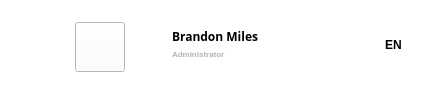
kleroop/TechCourse_2022_12, file client/screens/user_profile/user_profile.ui: the form before one commit.
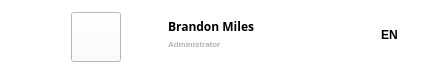
The form after the commit. Icons and pictures are not drawn.

```diff
--- a/client/screens/user_profile/user_profile.ui
+++ b/client/screens/user_profile/user_profile.ui
@@ -6,8 +6,8 @@
    <rect>
     <x>0</x>
     <y>0</y>
-    <width>443</width>
-    <height>90</height>
+    <width>438</width>
+    <height>70</height>
    </rect>
   </property>
   <property name="sizePolicy">
@@ -26,13 +26,16 @@
   </property>
   <layout class="QGridLayout" name="gridLayout">
    <property name="leftMargin">
-    <number>11</number>
+    <number>10</number>
    </property>
    <property name="topMargin">
-    <number>20</number>
+    <number>10</number>
+   </property>
+   <property name="rightMargin">
+    <number>10</number>
    </property>
    <property name="bottomMargin">
-    <number>20</number>
+    <number>10</number>
    </property>
    <property name="spacing">
     <number>0</number>
```
